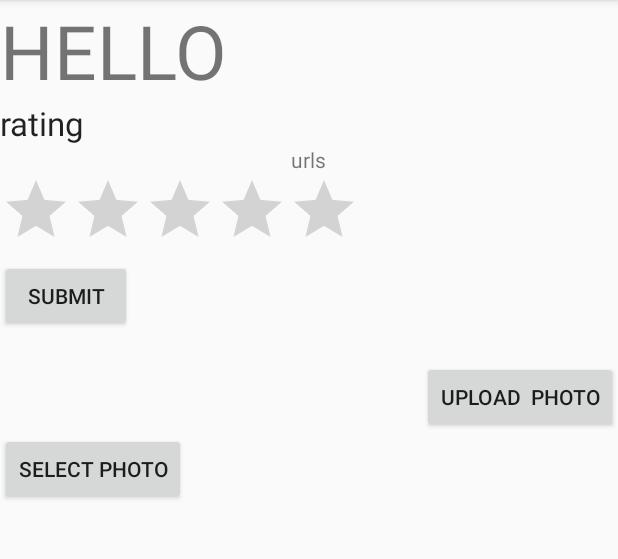
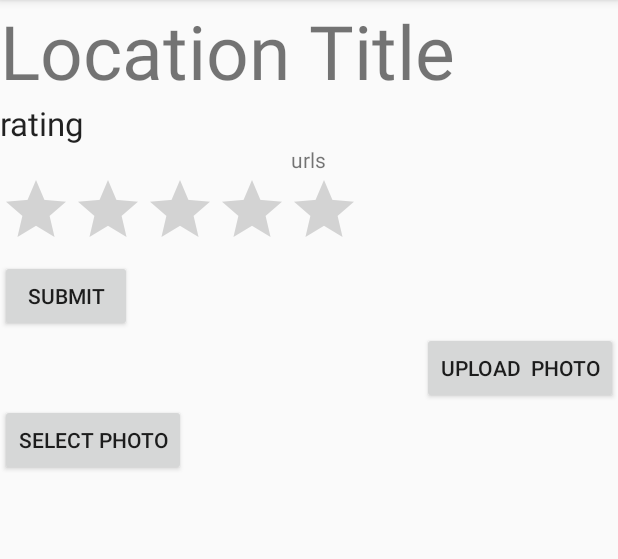
Before and after one commit to angusjlowe/dpnm-2016, an Android app: the InfoWindow screen opened directly, with no data from a screen before it, on a phone screen of 412 x 824 dp, the part 84-643 px from its top. Run offline under Robolectric (Android 15) with nearby library versions, the phone set to English and light mode, and no system bars; our stand-ins replace Firebase (no records; nobody signed in at launch, a user with empty details on screens opened directly); 4 statements that could not run were skipped.

Commit message:
fixed photo url downloading functionality and removed raw string map from info window

```diff
--- a/StudentStudySpaces/app/src/main/java/com/angusjlowe/studentstudyspaces/CheckIn.java
+++ b/StudentStudySpaces/app/src/main/java/com/angusjlowe/studentstudyspaces/CheckIn.java
@@ -6,14 +6,9 @@ import android.view.View;
 import android.widget.Button;
 import android.widget.EditText;
 
-import com.google.firebase.database.DataSnapshot;
-import com.google.firebase.database.DatabaseError;
 import com.google.firebase.database.DatabaseReference;
 import com.google.firebase.database.FirebaseDatabase;
-import com.google.firebase.database.ValueEventListener;
 
-import java.util.HashMap;
-import java.util.Map;
 
 public class CheckIn extends AppCompatActivity {
 
--- a/StudentStudySpaces/app/src/main/java/com/angusjlowe/studentstudyspaces/GoogleSignInActivity.java
+++ b/StudentStudySpaces/app/src/main/java/com/angusjlowe/studentstudyspaces/GoogleSignInActivity.java
@@ -24,7 +24,6 @@ import android.view.View;
 import android.widget.ProgressBar;
 import android.widget.Toast;
 
-import com.angusjlowe.studentstudyspaces.R;
 import com.google.android.gms.auth.api.Auth;
 import com.google.android.gms.auth.api.signin.GoogleSignInAccount;
 import com.google.android.gms.auth.api.signin.GoogleSignInOptions;
--- a/StudentStudySpaces/app/src/main/java/com/angusjlowe/studentstudyspaces/InfoWindow.java
+++ b/StudentStudySpaces/app/src/main/java/com/angusjlowe/studentstudyspaces/InfoWindow.java
@@ -3,7 +3,6 @@ package com.angusjlowe.studentstudyspaces;
 
 import android.content.Intent;
 import android.graphics.Bitmap;
-import android.media.Rating;
 import android.net.Uri;
 import android.os.Bundle;
 import android.provider.MediaStore;
@@ -11,7 +10,6 @@ import android.support.annotation.NonNull;
 import android.support.v7.app.AppCompatActivity;
 import android.view.View;
 import android.widget.Button;
-import android.widget.EditText;
 import android.widget.ImageView;
 import android.widget.RatingBar;
 import android.widget.TextView;
@@ -20,7 +18,6 @@ import android.widget.Toast;
 import com.google.android.gms.maps.GoogleMap;
 import com.google.android.gms.tasks.OnFailureListener;
 import com.google.android.gms.tasks.OnSuccessListener;
-import com.google.android.gms.vision.text.Text;
 import com.google.firebase.auth.FirebaseAuth;
 import com.google.firebase.auth.FirebaseUser;
 import com.google.firebase.database.DataSnapshot;
@@ -33,10 +30,7 @@ import com.google.firebase.storage.FirebaseStorage;
 import com.google.firebase.storage.StorageReference;
 import com.google.firebase.storage.UploadTask;
 
-import java.io.File;
 import java.io.IOException;
-import java.net.URI;
-import java.net.URL;
 import java.util.ArrayList;
 import java.util.Arrays;
 import java.util.List;
@@ -58,7 +52,7 @@ public class InfoWindow extends AppCompatActivity {
     private DatabaseReference ratingList;
     private String locationKey;
     private Map<String, Object> map;
-    private TextView textViewData;
+    private TextView textViewLocationTitle;
     private String ratingListString;
     private String imageUrls;
     private Uri uri;
@@ -87,11 +81,10 @@ public class InfoWindow extends AppCompatActivity {
         user = auth.getCurrentUser();
         ratingb = (RatingBar) findViewById(R.id.ratingBar);
         bsubmit = (Button) findViewById(R.id.buttonsbm);
-        textViewData = (TextView) findViewById(R.id.textViewData);
         trating = (TextView) findViewById(R.id.textv);
         textViewUrls = (TextView) findViewById(R.id.textViewUrls);
+        textViewLocationTitle = (TextView) findViewById(R.id.textViewLocationTitle);
         listenerForRatingBar();
-        //placeCurrentPhotos();
         bsubmit.setOnClickListener(new View.OnClickListener() {
             @Override
             public void onClick(View view) {
@@ -107,10 +100,10 @@ public class InfoWindow extends AppCompatActivity {
             public void onDataChange(DataSnapshot dataSnapshot) {
                 GenericTypeIndicator<Map<String, Object>> genericTypeIndicator = new GenericTypeIndicator<Map<String,Object>>() {};
                 map = dataSnapshot.getValue(genericTypeIndicator);
-                String dataString = map.toString();
-                textViewData.setText(dataString);
                 ratingListString = (String) map.get("rating_list");
+                textViewLocationTitle.setText((String) map.get("name"));
                 imageUrls = (String) map.get("image");
+                placeCurrentPhotos(imageUrls);
             }
 
             @Override
@@ -181,16 +174,19 @@ public class InfoWindow extends AppCompatActivity {
             public void onSuccess(UploadTask.TaskSnapshot taskSnapshot) {
                 // taskSnapshot.getMetadata() contains file metadata such as size, content-type, and download URL.
                 //Uri downloadUrl = taskSnapshot.getDownloadUrl();
+                Uri url = taskSnapshot.getDownloadUrl();
+                if(url != null) {
+                    String urlString = url.toString();
+                    imageUrls += urlString + ", ";
+                }
+                studySpace.child("image").setValue(imageUrls);
+                Toast.makeText(InfoWindow.this, "Photo Uploaded Successfully",Toast.LENGTH_SHORT).show();
             }
         });
-//        Uri url = studySpacePhotoRef.getDownloadUrl().getResult();
-  //      String urlString = url.toString();
-    //    imageUrls += urlString + ", ";
-      //  studySpace.child("image").setValue(imageUrls);
-        Toast.makeText(InfoWindow.this, "Photo Uploaded Successfully",Toast.LENGTH_SHORT).show();
+
     }
 
-/*    public void placeCurrentPhotos() {
+    public void placeCurrentPhotos(String imageUrls) {
         if(!(imageUrls.equals(""))) {
             List<String> list = new ArrayList<String>(Arrays.asList(imageUrls.split(", ")));
             String urls = new String("");
@@ -200,5 +196,5 @@ public class InfoWindow extends AppCompatActivity {
             textViewUrls.setText(urls);
         }
 
-    }*/
+    }
 }
--- a/StudentStudySpaces/app/src/main/java/com/angusjlowe/studentstudyspaces/MainActivity.java
+++ b/StudentStudySpaces/app/src/main/java/com/angusjlowe/studentstudyspaces/MainActivity.java
@@ -15,7 +15,6 @@ import android.widget.Toast;
 
 
 import com.google.android.gms.auth.api.Auth;
-import com.google.android.gms.auth.api.signin.GoogleSignInAccount;
 import com.google.android.gms.common.ConnectionResult;
 import com.google.android.gms.common.api.GoogleApiClient;
 import com.google.android.gms.maps.model.LatLng;
@@ -28,7 +27,6 @@ import com.google.firebase.database.FirebaseDatabase;
 import com.google.firebase.database.GenericTypeIndicator;
 import com.google.firebase.database.ValueEventListener;
 
-import java.util.ArrayList;
 import java.util.HashMap;
 import java.util.Map;
 
--- a/StudentStudySpaces/app/src/main/java/com/angusjlowe/studentstudyspaces/MapsActivity.java
+++ b/StudentStudySpaces/app/src/main/java/com/angusjlowe/studentstudyspaces/MapsActivity.java
@@ -1,23 +1,17 @@
 package com.angusjlowe.studentstudyspaces;
 
-import android.*;
 import android.Manifest;
 import android.content.Intent;
 import android.content.pm.PackageManager;
-import android.graphics.Camera;
-import android.media.Rating;
 import android.support.annotation.NonNull;
 import android.support.v4.app.FragmentActivity;
 import android.os.Bundle;
 import android.support.v4.content.ContextCompat;
 import android.view.View;
-import android.widget.RatingBar;
-import android.widget.TextView;
 import android.widget.Toast;
 
 import com.google.android.gms.appindexing.AppIndex;
 import com.google.android.gms.common.api.GoogleApiClient;
-import com.google.android.gms.drive.Permission;
 import com.google.android.gms.maps.CameraUpdateFactory;
 import com.google.android.gms.maps.GoogleMap;
 import com.google.android.gms.maps.OnMapReadyCallback;
--- a/StudentStudySpaces/app/src/main/res/layout/activity_add_comments.xml
+++ b/StudentStudySpaces/app/src/main/res/layout/activity_add_comments.xml
@@ -13,7 +13,7 @@
         android:layout_width="wrap_content"
         android:layout_height="wrap_content"
         android:text="Add a Comment"
-        android:id="@+id/textView"
+        android:id="@+id/textViewLocationTitle"
         android:layout_marginTop="19dp"
         android:layout_below="@+id/editTextStudySpaceName"
         android:layout_alignRight="@+id/textView4"
@@ -24,7 +24,7 @@
         android:layout_height="wrap_content"
         android:id="@+id/editTextContent"
         android:layout_marginTop="21dp"
-        android:layout_below="@+id/textView"
+        android:layout_below="@+id/textViewLocationTitle"
         android:layout_alignParentLeft="true"
         android:layout_alignParentStart="true" />
 
--- a/StudentStudySpaces/app/src/main/res/layout/activity_info_window.xml
+++ b/StudentStudySpaces/app/src/main/res/layout/activity_info_window.xml
@@ -8,8 +8,8 @@
         android:layout_width="wrap_content"
         android:layout_height="wrap_content"
         android:textAppearance="?android:attr/textAppearanceSmall"
-        android:text="HELLO"
-        android:id="@+id/textView"
+        android:text="Location Title"
+        android:id="@+id/textViewLocationTitle"
         android:textSize="50dp" />
 
     <TextView
@@ -41,13 +41,6 @@
         android:text="Submit"
         android:id="@+id/buttonsbm" />
 
-    <TextView
-        android:layout_width="wrap_content"
-        android:layout_height="wrap_content"
-        android:text="Text View"
-        android:id="@+id/textViewData"
-        android:layout_gravity="center_horizontal" />
-
     <Button
         android:layout_width="wrap_content"
         android:layout_height="wrap_content"
```
